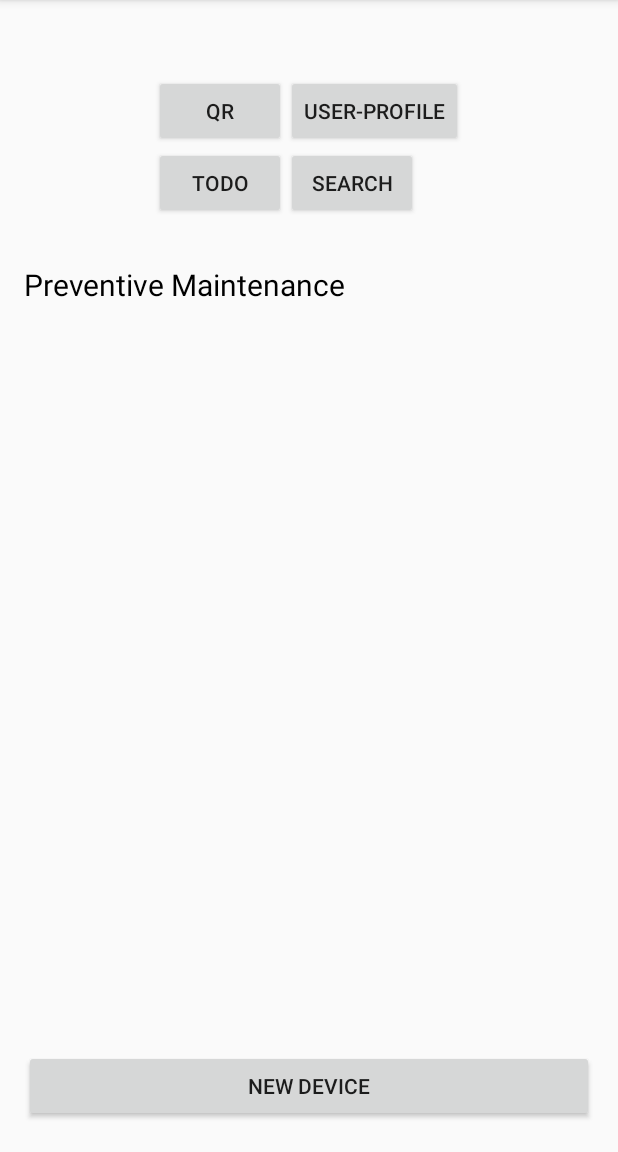
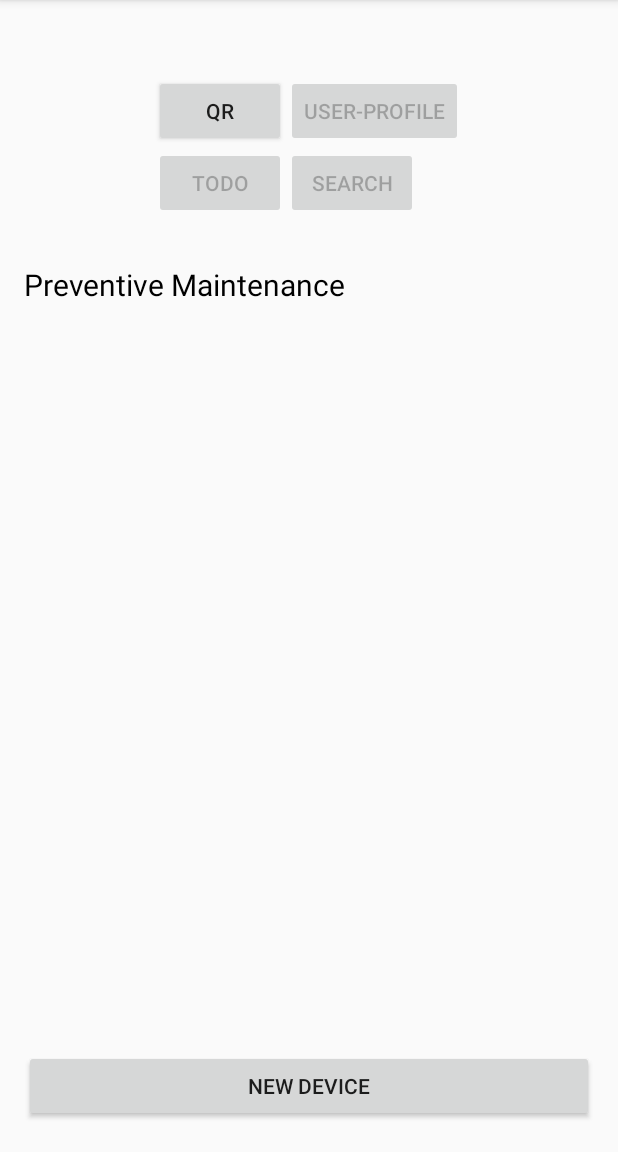
Before and after one commit to TechnologyWithoutBorders/Swift-App, an Android app: the MainActivity screen opened directly, with no data from a screen before it, on a phone screen of 412 x 824 dp, the part 84-1236 px from its top. Run offline under Robolectric (Android 15) with nearby library versions, the phone set to English and light mode, and no system bars; our stand-ins replace Volley; network calls fail.

Commit message:
deactivated some features temporarily

```diff
--- a/app/src/main/res/layout/activity_device_info.xml
+++ b/app/src/main/res/layout/activity_device_info.xml
@@ -98,6 +98,7 @@
     android:layout_width="match_parent"
     android:layout_height="wrap_content"
     android:text="New Report"
+    android:enabled="false"
     android:onClick="startReportActivity" />
 
     <ListView xmlns:android="http://schemas.android.com/apk/res/android"
--- a/app/src/main/res/layout/activity_main.xml
+++ b/app/src/main/res/layout/activity_main.xml
@@ -33,6 +33,7 @@
             android:layout_column="1"
             android:layout_row="0"
             android:text="User-Profile"
+            android:enabled="false"
             android:onClick="startUserProfileActivity"/>
 
         <Button
@@ -42,6 +43,7 @@
             android:layout_column="0"
             android:layout_row="1"
             android:text="Todo"
+            android:enabled="false"
             android:onClick="startTodoActivity"/>
 
         <Button
@@ -51,6 +53,7 @@
             android:layout_column="1"
             android:layout_row="1"
             android:text="Search"
+            android:enabled="false"
             android:onClick="startSearchActivity"/>
     </GridLayout>
 
```
